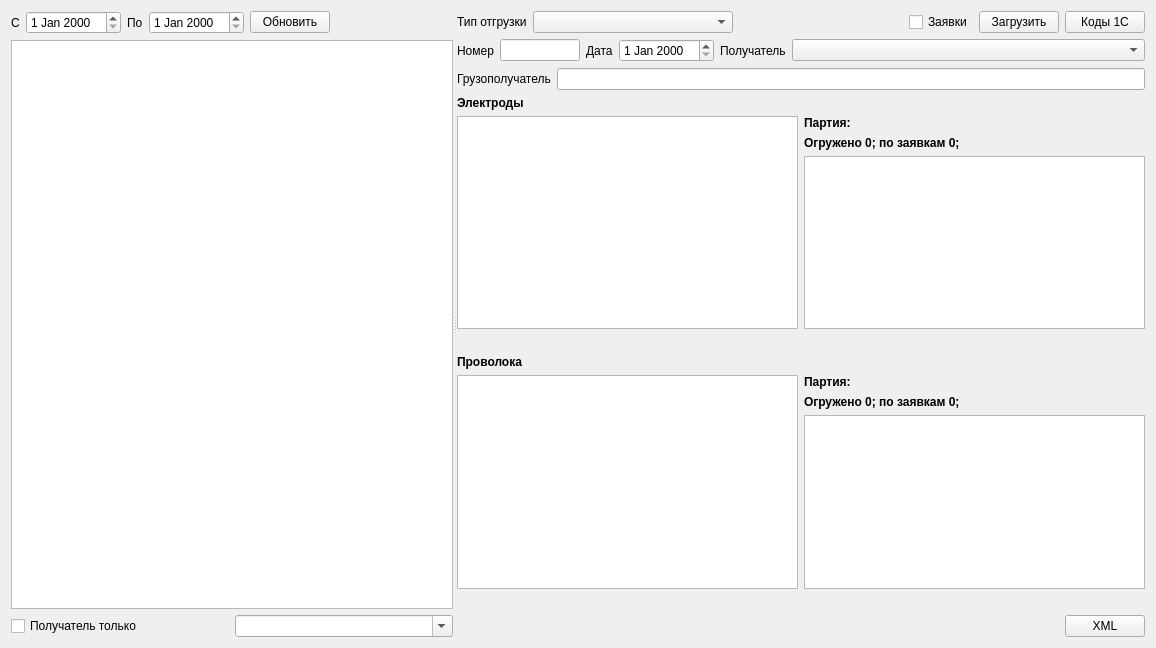
Old version of the form formshipcons.ui in the repository Sergeyego/warehouse.
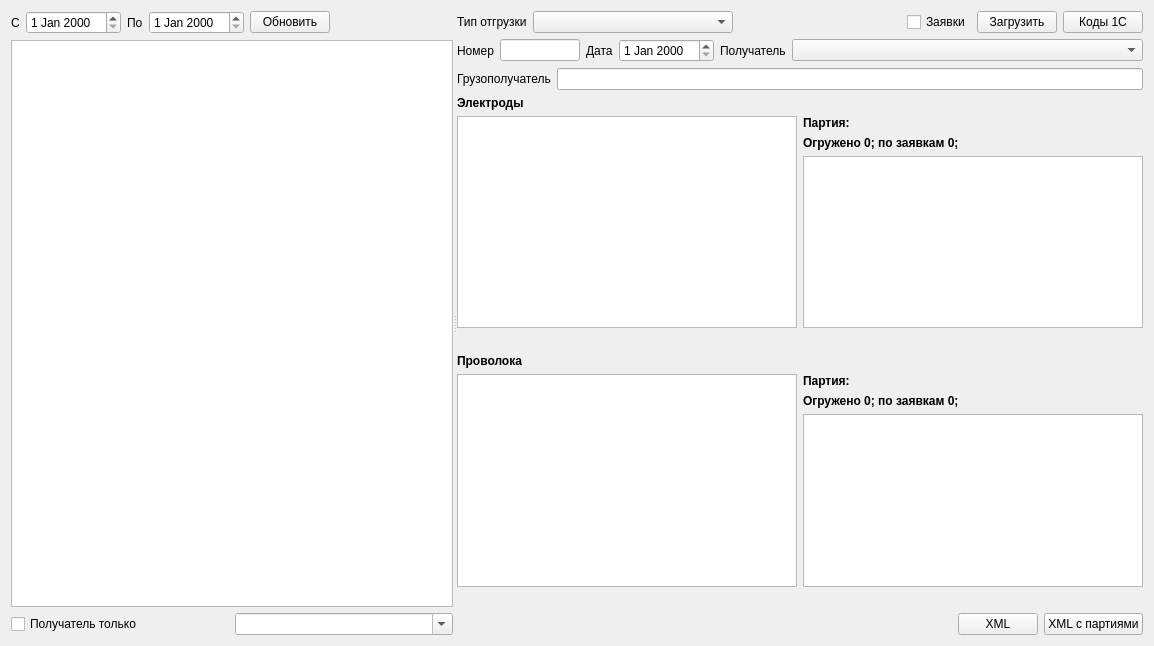
New version of the form. Custom widgets are drawn as their Qt base class.

Diff of the .ui file:
```diff
--- a/formshipcons.ui
+++ b/formshipcons.ui
@@ -6,8 +6,8 @@
    <rect>
     <x>0</x>
     <y>0</y>
-    <width>1156</width>
-    <height>648</height>
+    <width>1154</width>
+    <height>646</height>
    </rect>
   </property>
   <property name="windowTitle">
@@ -367,6 +367,13 @@
            </property>
           </widget>
          </item>
+         <item>
+          <widget class="QPushButton" name="pushButtonXMLPart">
+           <property name="text">
+            <string>XML с партиями</string>
+           </property>
+          </widget>
+         </item>
         </layout>
        </item>
       </layout>
```
